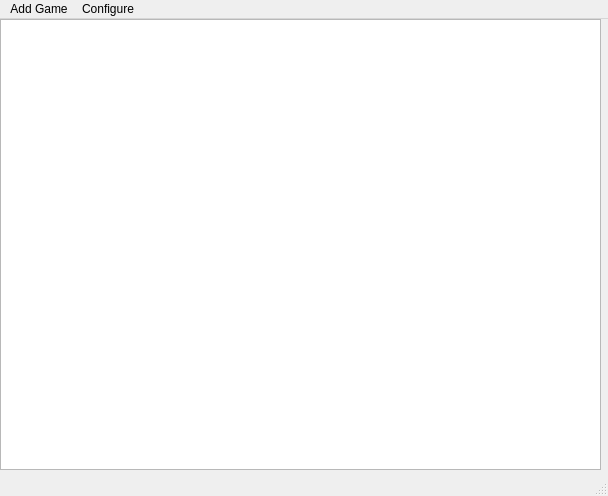
Qt form ui/Ui_Main.ui (rgooler/steam_achievement_stats_watcher) before a commit.
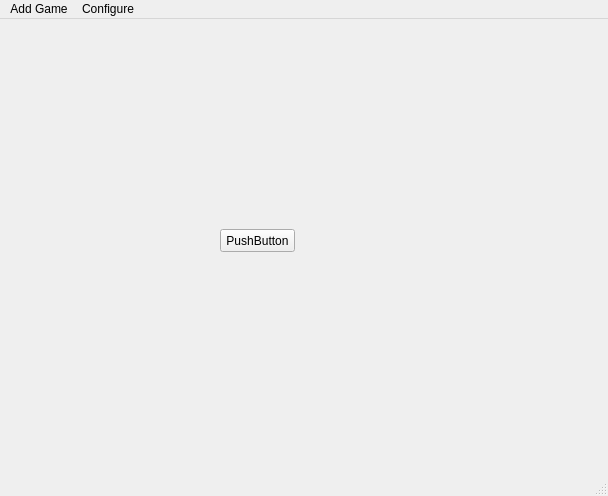
The same form after that commit. Icons and pictures are not drawn.

Patch:
```diff
--- a/ui/Ui_Main.ui
+++ b/ui/Ui_Main.ui
@@ -18,15 +18,21 @@
     <normaloff>../icon.ico</normaloff>../icon.ico</iconset>
   </property>
   <widget class="QWidget" name="centralwidget">
-   <widget class="QTreeView" name="treeView">
+   <property name="enabled">
+    <bool>true</bool>
+   </property>
+   <widget class="QPushButton" name="pushButton">
     <property name="geometry">
      <rect>
-      <x>0</x>
-      <y>0</y>
-      <width>601</width>
-      <height>451</height>
+      <x>220</x>
+      <y>210</y>
+      <width>75</width>
+      <height>23</height>
      </rect>
     </property>
+    <property name="text">
+     <string>PushButton</string>
+    </property>
    </widget>
   </widget>
   <widget class="QMenuBar" name="menubar">
```
